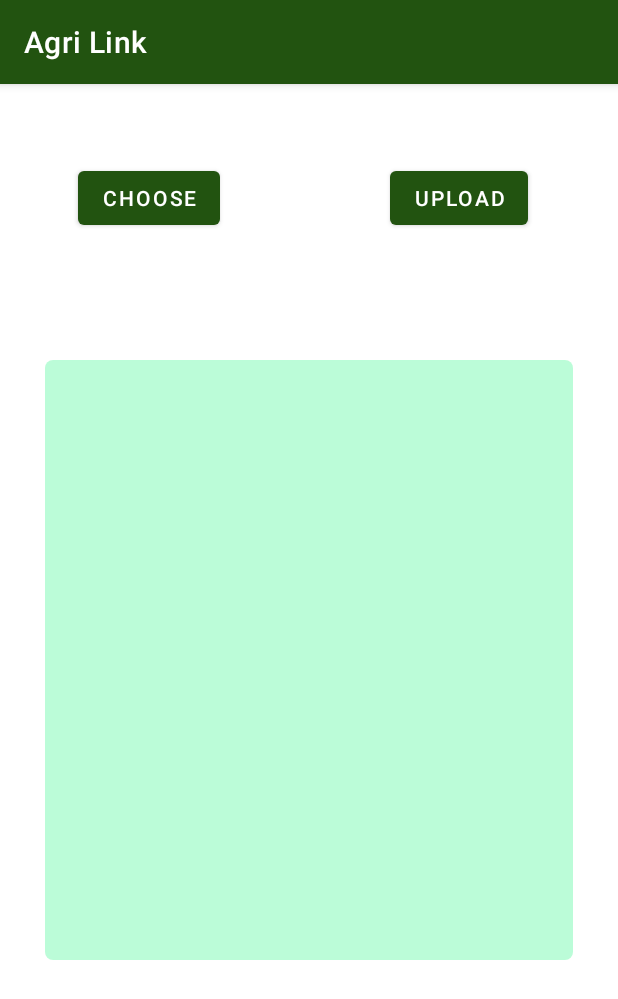
After one commit to Hadulo/Final_App, an Android app: the PostActivity screen opened directly, with no data from a screen before it, on a phone screen of 412 x 824 dp. The commit adds this screen. Shown: the top 999 px of the screen. Run offline under Robolectric (Android 15) with nearby library versions, the phone set to English and light mode, and no system bars; our stand-ins replace Firebase (no records; nobody signed in at launch, a user with empty details on screens opened directly).

Commit message:
initial commit

```diff
--- a/app/build.gradle
+++ b/app/build.gradle
@@ -9,7 +9,7 @@ android {
 
     defaultConfig {
         applicationId "com.example.agrilink"
-        minSdk 24
+        minSdk 23
         targetSdk 32
         versionCode 1
         versionName "1.0"
--- a/app/src/main/java/com/example/agrilink/CallActivity.kt
+++ b/app/src/main/java/com/example/agrilink/CallActivity.kt
@@ -39,10 +39,6 @@ class CallActivity : AppCompatActivity() {
         super.onCreate(savedInstanceState)
         setContentView(R.layout.activity_main)
         supportActionBar?.hide()
-        window.setFlags(
-            WindowManager.LayoutParams.FLAG_FULLSCREEN,
-            WindowManager.LayoutParams.FLAG_FULLSCREEN
-        )
         if (checkSelfPermission(Manifest.permission.RECORD_AUDIO, PERMISSION_REQ_ID_RECORD_AUDIO)) {
             initializeAndJoinChannel();
         }
--- a/app/src/main/java/com/example/agrilink/RegisterActivity.kt
+++ b/app/src/main/java/com/example/agrilink/RegisterActivity.kt
@@ -19,10 +19,6 @@ class RegisterActivity : AppCompatActivity() {
         setContentView(R.layout.activity_register)
 
         supportActionBar?.hide()
-        window.setFlags(
-            WindowManager.LayoutParams.FLAG_FULLSCREEN,
-            WindowManager.LayoutParams.FLAG_FULLSCREEN
-        )
         editTextEmail = findViewById(R.id.mEdtEmail)
         editTextPassword = findViewById(R.id.mEdtPassword)
         buttonRegister  = findViewById(R.id.mBtnRegister)
--- a/app/src/main/java/com/example/agrilink/SplashActivity.kt
+++ b/app/src/main/java/com/example/agrilink/SplashActivity.kt
@@ -10,6 +10,7 @@ class SplashActivity : AppCompatActivity() {
     override fun onCreate(savedInstanceState: Bundle?) {
         super.onCreate(savedInstanceState)
         setContentView(R.layout.activity_splash)
+        supportActionBar?.hide()
         window.setFlags(
             WindowManager.LayoutParams.FLAG_FULLSCREEN,
             WindowManager.LayoutParams.FLAG_FULLSCREEN
@@ -17,6 +18,7 @@ class SplashActivity : AppCompatActivity() {
         Handler().postDelayed({
             val intent = Intent(this@SplashActivity, LoginActivity::class.java)
             startActivity(intent)
+            finish()
         },3000)
     }
 }
--- /dev/null
+++ b/app/src/main/res/layout/activity_post.xml
@@ -0,0 +1,41 @@
+<?xml version="1.0" encoding="utf-8"?>
+<androidx.constraintlayout.widget.ConstraintLayout xmlns:android="http://schemas.android.com/apk/res/android"
+    xmlns:app="http://schemas.android.com/apk/res-auto"
+    xmlns:tools="http://schemas.android.com/tools"
+    android:layout_width="match_parent"
+    android:layout_height="match_parent"
+    tools:context=".PostActivity">
+
+    <Button
+        android:id="@+id/button"
+        android:layout_width="wrap_content"
+        android:layout_height="wrap_content"
+        android:layout_marginStart="52dp"
+        android:layout_marginTop="52dp"
+        android:text="Choose"
+        app:layout_constraintStart_toStartOf="parent"
+        app:layout_constraintTop_toTopOf="parent" />
+
+    <Button
+        android:id="@+id/button2"
+        android:layout_width="wrap_content"
+        android:layout_height="wrap_content"
+        android:layout_marginTop="52dp"
+        android:layout_marginEnd="60dp"
+        android:text="Upload"
+        app:layout_constraintEnd_toEndOf="parent"
+        app:layout_constraintTop_toTopOf="parent" />
+
+    <ImageView
+        android:id="@+id/mImg"
+        android:layout_width="0dp"
+        android:layout_height="400dp"
+        android:layout_marginStart="30dp"
+
+        android:layout_marginEnd="30dp"
+        app:layout_constraintBottom_toBottomOf="parent"
+        app:layout_constraintEnd_toEndOf="parent"
+        app:layout_constraintStart_toStartOf="parent"
+        app:layout_constraintTop_toTopOf="parent"
+        app:srcCompat="@drawable/chat_background" />
+</androidx.constraintlayout.widget.ConstraintLayout>
```
Also changed, not shown: app/src/main/AndroidManifest.xml (+9 -10 lines), app/src/main/java/com/example/agrilink/LoginActivity.kt (+3 -6 lines), app/src/main/java/com/example/agrilink/MainActivity.kt (+6 -4 lines), app/src/main/java/com/example/agrilink/PostActivity.kt (added, +76 -0 lines).
